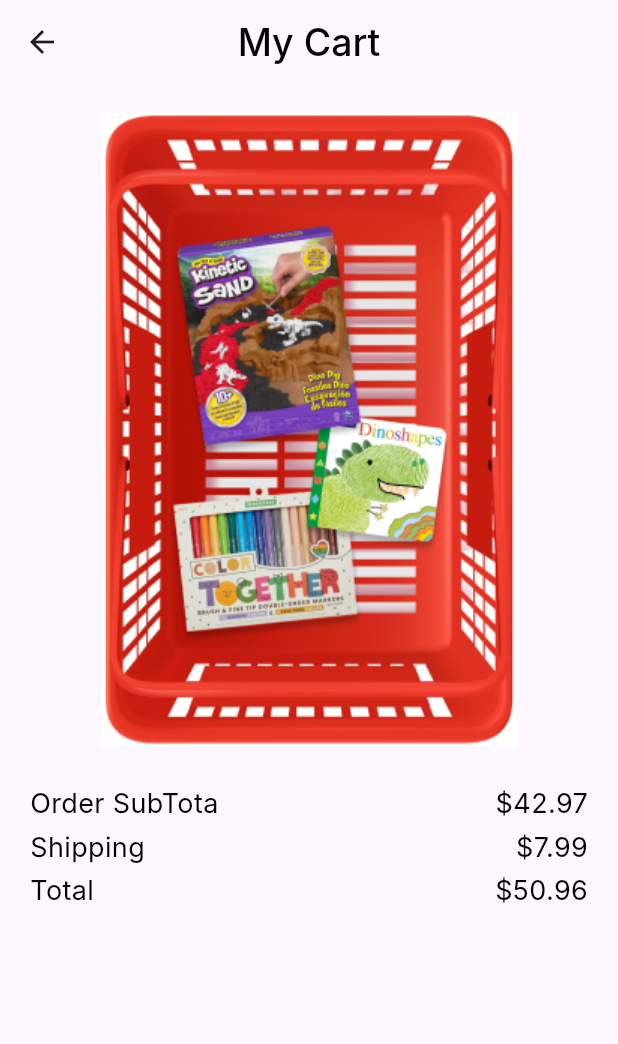
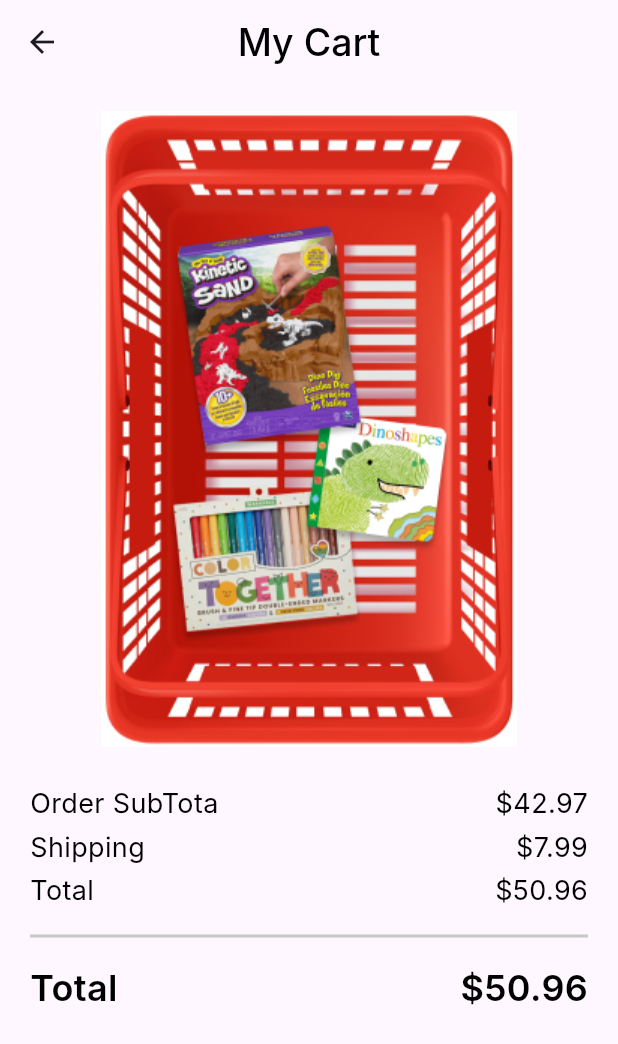
Before and after one commit to yousefmohamed35/check_out_app, a Flutter app: the screen it shows after launch, on a phone screen of 412 x 824 dp. Shown: the top 1044 px of the screen. Run offline on Flutter 3.47's test engine with Material 3 defaults, Android fonts, the phone set to English and light mode, and no system bars; our stand-ins replace device_preview; Roboto replaces fonts that are missing (Inter).

Commit message:
finish total price item

```diff
--- a/lib/features/checkout/peresentation/views/widgets/my_cart_view_body.dart
+++ b/lib/features/checkout/peresentation/views/widgets/my_cart_view_body.dart
@@ -1,6 +1,6 @@
 import 'package:flutter/material.dart';
-
 import 'package:paymentapp/features/checkout/peresentation/views/widgets/order_info_item.dart';
+import 'package:paymentapp/features/checkout/peresentation/views/widgets/total_price_item.dart';
 
 class MyCartViewBody extends StatelessWidget {
   const MyCartViewBody({super.key});
@@ -36,6 +36,15 @@
             title: 'Total',
             value: '\$50.96',
           ),
+          const Divider(
+            thickness: 2,
+            color: Color(0xffC7C7C7),
+            height: 34,
+          ),
+          const TotlePriceItem(
+            title: 'Total',
+            value: '\$50.96',
+          ),
         ],
       ),
     );
--- /dev/null
+++ b/lib/features/checkout/peresentation/views/widgets/total_price_item.dart
@@ -0,0 +1,24 @@
+import 'package:flutter/material.dart';
+import 'package:paymentapp/core/utils/styles.dart';
+
+class TotlePriceItem extends StatelessWidget {
+  const TotlePriceItem({super.key, required this.title, required this.value});
+  final String title, value;
+  @override
+  Widget build(BuildContext context) {
+    return Row(
+      mainAxisAlignment: MainAxisAlignment.spaceBetween,
+      children: [
+        Text(
+          title,
+          style: Styles.textStyle24,
+        ),
+        Text(
+          value,
+          style: Styles.textStyle24,
+        ),
+      ],
+    );
+
+  }
+}
```
